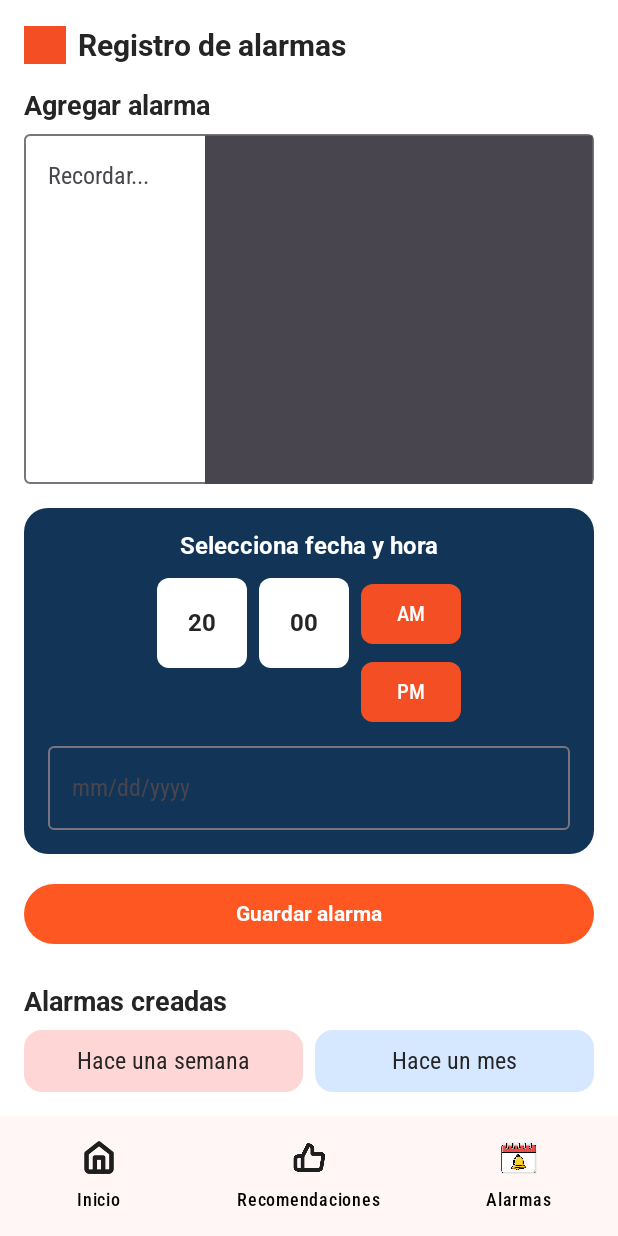
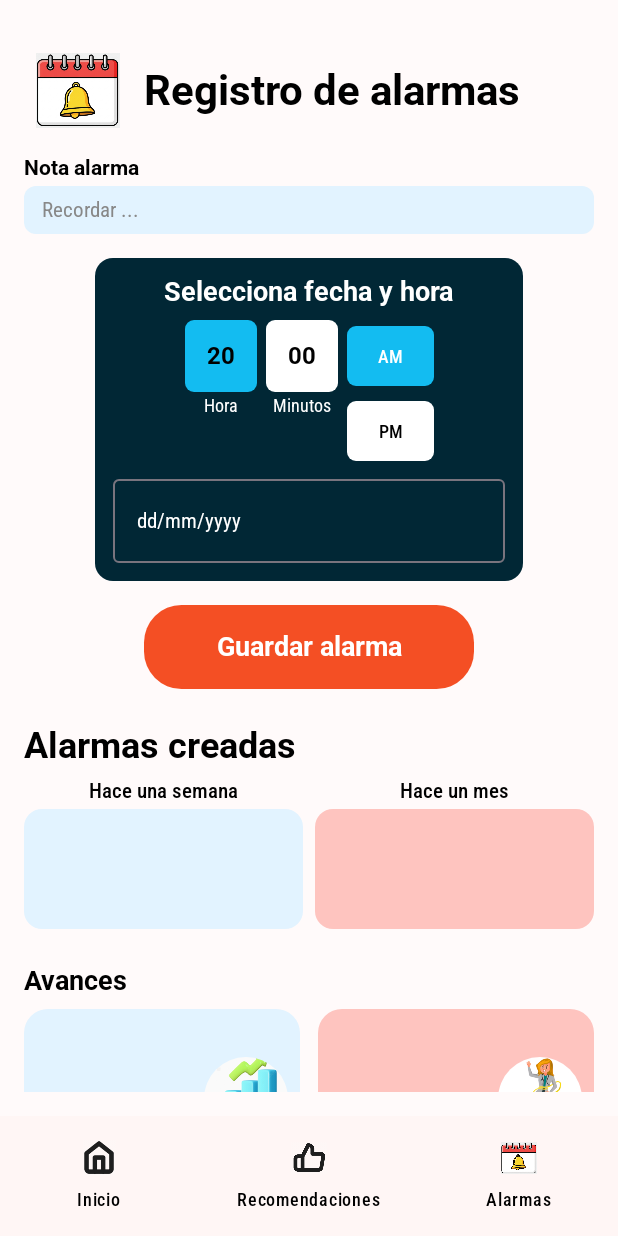
Before and after one commit to sebastian-blip/NutriAlarmMobile, an Android app built with Jetpack Compose: the AlarmScreen screen opened through its navigation route, on a phone screen of 412 x 824 dp. Run offline under Robolectric (Android 15) with nearby library versions, the phone set to English and light mode, and no system bars.

Commit message:
Maquetacion vista Alarmas

```diff
--- a/app/src/main/java/com/example/nutrialarmmobile/ui/screens/AlarmScreen.kt
+++ b/app/src/main/java/com/example/nutrialarmmobile/ui/screens/AlarmScreen.kt
@@ -1,8 +1,13 @@
 package com.example.nutrialarmmobile.ui.screens
 
+import androidx.compose.foundation.Image
 import androidx.compose.foundation.background
+import androidx.compose.foundation.clickable
 import androidx.compose.foundation.layout.*
+import androidx.compose.foundation.rememberScrollState
 import androidx.compose.foundation.shape.RoundedCornerShape
+import androidx.compose.foundation.text.BasicTextField
+import androidx.compose.foundation.verticalScroll
 import androidx.compose.material3.*
 import androidx.compose.runtime.Composable
 import androidx.compose.ui.Alignment
@@ -15,160 +20,340 @@ import androidx.compose.ui.unit.dp
 import androidx.compose.ui.unit.sp
 import androidx.navigation.NavController
 import com.example.nutrialarmmobile.R
+import com.example.nutrialarmmobile.ui.theme.BlueGeneralText
+import com.example.nutrialarmmobile.ui.theme.NutriBlueAccent
 import com.example.nutrialarmmobile.ui.theme.NutriRed
+import com.example.nutrialarmmobile.ui.theme.White
+import androidx.compose.material3.Icon
+import androidx.compose.material3.IconButton
+import androidx.compose.ui.text.TextStyle
+import androidx.compose.material3.Text
+import androidx.compose.runtime.getValue
+import androidx.compose.runtime.mutableStateOf
+import androidx.compose.runtime.remember
+import androidx.compose.runtime.setValue
+import com.example.nutrialarmmobile.ui.theme.BackgroundBlueCards
+import com.example.nutrialarmmobile.ui.theme.BackgroundGlobal
+import com.example.nutrialarmmobile.ui.theme.BackgroundRedCards
 
 
 @Composable
 fun AlarmScreen(navController: NavController) {
+    var note by remember { mutableStateOf("")}
+
     Scaffold(
         bottomBar = { BottomNavigationBar(navController) },
-        containerColor = Color.White
+        containerColor = BackgroundGlobal
     ) { paddingValues ->
         Column(
             modifier = Modifier
                 .fillMaxSize()
                 .padding(paddingValues)
                 .padding(16.dp)
-        )  {
-            // Header
-            Row(verticalAlignment = Alignment.CenterVertically) {
-                Icon(
-                    painter = painterResource(R.drawable.ic_alarm),
-                    contentDescription = null,
-                    tint = NutriRed,
-                    modifier = Modifier.size(28.dp)
+        ) {
+            // --- Parte fija ---
+            AlarmHeader()
+            Spacer(modifier = Modifier.height(16.dp))
+            AlarmNoteInput(
+                note = note,
+                onNoteChange = { note = it },
+                onClear = { note = "" }
             )
-                Spacer(modifier = Modifier.width(8.dp))
-                Text(
-                    text = "Registro de alarmas",
-                    fontSize = 20.sp,
-                    fontWeight = FontWeight.Bold
-                )
-            }
-
             Spacer(modifier = Modifier.height(16.dp))
 
-            Text("Agregar alarma", fontWeight = FontWeight.Bold, fontSize = 18.sp)
-            Spacer(modifier = Modifier.height(8.dp))
-            OutlinedTextField(
-                value = "",
-                onValueChange = {},
-                placeholder = { Text("Recordar...") },
-                modifier = Modifier.fillMaxWidth(),
-                trailingIcon = {
-                    Icon(
-                        painter = painterResource(R.drawable.ic_recommendations),
-                        contentDescription = null
-                    )
+            // --- Parte scroll ---
+            Column(
+                modifier = Modifier
+                    .weight(1f)
+                    .verticalScroll(rememberScrollState())
+            ) {
+                DateTimeSelectionCard()
+                Spacer(modifier = Modifier.height(16.dp))
+                SaveAlarmButton()
+                Spacer(modifier = Modifier.height(24.dp))
+                CreatedAlarmsSection()
+                Spacer(modifier = Modifier.height(24.dp))
+                ProgressSection()
+                Spacer(modifier = Modifier.height(16.dp))
             }
-            )
-
-            Spacer(modifier = Modifier.height(16.dp))
-
-            Card(
-                modifier = Modifier.fillMaxWidth(),
-                shape = RoundedCornerShape(16.dp),
-                colors = CardDefaults.cardColors(containerColor = Color(0xFF123456))
-            ) {
-                Column(
-                    modifier = Modifier.padding(16.dp),
-                    horizontalAlignment = Alignment.CenterHorizontally
-                ) {
-                    Text("Selecciona fecha y hora", color = Color.White, fontWeight = FontWeight.Bold)
-
-                    Spacer(modifier = Modifier.height(12.dp))
-
-                    Row(horizontalArrangement = Arrangement.spacedBy(8.dp)) {
-                        // Hora
-                        Box(
-                            modifier = Modifier
-                                .size(width = 60.dp, height = 60.dp)
-                                .clip(RoundedCornerShape(8.dp))
-                                .background(Color.White),
-                            contentAlignment = Alignment.Center
-                        ) {
-                            Text("20", fontWeight = FontWeight.Bold)
-                        }
-
-                        Box(
-                            modifier = Modifier
-                                .size(width = 60.dp, height = 60.dp)
-                                .clip(RoundedCornerShape(8.dp))
-                                .background(Color.White),
-                            contentAlignment = Alignment.Center
-                        ) {
-                            Text("00", fontWeight = FontWeight.Bold)
-                        }
-                        // AM/PM
-                        Column {
-                            Button(onClick = {}, shape = RoundedCornerShape(8.dp)) {
-                                Text("AM")
-                            }
-                            Spacer(modifier = Modifier.height(4.dp))
-                            Button(onClick = {}, shape = RoundedCornerShape(8.dp)) {
-                                Text("PM")
         }
     }
 }
 
-                    Spacer(modifier = Modifier.height(12.dp))
+
+@Composable
+fun AlarmHeader() {
+    Row(
+        verticalAlignment = Alignment.CenterVertically,
+        modifier = Modifier
+            .fillMaxWidth()
+            .padding(top = 16.dp, start = 8.dp, end = 8.dp)
+    ) {
+        // Imagen en lugar de Icon
+        Image(
+            painter = painterResource(id = R.drawable.ic_alarm),
+            contentDescription = "Alarma",
+            modifier = Modifier.size(56.dp)
+        )
+
+        Spacer(modifier = Modifier.width(16.dp))
+
+        Text(
+            text = "Registro de alarmas",
+            fontSize = 28.sp,
+            fontWeight = FontWeight.Bold
+        )
+    }
+}
+
+
+
+@Composable
+fun AlarmNoteInput(
+    note: String,
+    onNoteChange: (String) -> Unit,
+    onClear: () -> Unit
+) {
+    Column {
+        Text(
+            text = "Nota alarma",
+            fontSize = 14.sp,
+            fontWeight = FontWeight.SemiBold
+        )
+        Spacer(modifier = Modifier.height(4.dp))
+        Row(
+            verticalAlignment = Alignment.CenterVertically,
+            modifier = Modifier
+                .fillMaxWidth()
+                .background(BackgroundBlueCards, RoundedCornerShape(8.dp))
+                .padding(horizontal = 12.dp, vertical = 8.dp)
+        ) {
+            BasicTextField(
+                value = note,
+                onValueChange = onNoteChange,
+                singleLine = true,
+                textStyle = TextStyle(
+                    color = Color.Black,
+                    fontSize = 14.sp
+                ),
+                modifier = Modifier.weight(1f),
+                decorationBox = { innerTextField ->
+                    if (note.isEmpty()) {
+                        Text("Recordar ...", color = Color.Gray, fontSize = 14.sp)
+                    }
+                    innerTextField()
+                }
+            )
+
+            if (note.isNotEmpty()) {
+                Image(
+                    painter = painterResource(id = R.drawable.ic_close),
+                    contentDescription = "Limpiar",
+                    modifier = Modifier
+                        .size(20.dp)
+                        .clickable { onClear() }
+                )
+            }
+        }
+    }
+}
+
+@Composable
+fun DateTimeSelectionCard() {
+    Box(
+        modifier = Modifier.fillMaxWidth(),
+        contentAlignment = Alignment.Center
+    ) {
+        Card(
+            modifier = Modifier
+                .fillMaxWidth(0.75f),
+            shape = RoundedCornerShape(12.dp),
+            colors = CardDefaults.cardColors(containerColor = BlueGeneralText)
+        ) {
+            Column(
+                modifier = Modifier.padding(12.dp),
+                horizontalAlignment = Alignment.CenterHorizontally
+            ) {
+                // Título más pequeño
+                Text(
+                    "Selecciona fecha y hora",
+                    color = Color.White,
+                    fontWeight = FontWeight.Bold,
+                    fontSize = 18.sp
+                )
+
+                Spacer(modifier = Modifier.height(8.dp))
+
+                // Hora y AM/PM
+                Row(horizontalArrangement = Arrangement.spacedBy(6.dp)) {
+                    // Cuadro hora
+                    Column(horizontalAlignment = Alignment.CenterHorizontally) {
+                        Box(
+                            modifier = Modifier
+                                .size(width = 48.dp, height = 48.dp)
+                                .clip(RoundedCornerShape(6.dp))
+                                .background(NutriBlueAccent),
+                            contentAlignment = Alignment.Center
+                        ) {
+                            Text("20", fontWeight = FontWeight.Bold, fontSize = 16.sp)
+                        }
+                        Spacer(modifier = Modifier.height(2.dp))
+                        Text("Hora", color = Color.White, fontSize = 12.sp)
+                    }
+
+                    // Cuadro minutos
+                    Column(horizontalAlignment = Alignment.CenterHorizontally) {
+                        Box(
+                            modifier = Modifier
+                                .size(width = 48.dp, height = 48.dp)
+                                .clip(RoundedCornerShape(6.dp))
+                                .background(Color.White),
+                            contentAlignment = Alignment.Center
+                        ) {
+                            Text("00", fontWeight = FontWeight.Bold, fontSize = 16.sp, color = Color.Black)
+                        }
+                        Spacer(modifier = Modifier.height(2.dp))
+                        Text("Minutos", color = Color.White, fontSize = 12.sp)
+                    }
+
+                    // AM / PM
+                    Column {
+                        Button(
+                            onClick = {},
+                            shape = RoundedCornerShape(6.dp),
+                            contentPadding = PaddingValues(horizontal = 8.dp, vertical = 2.dp),
+                            colors = ButtonDefaults.buttonColors(containerColor = NutriBlueAccent)
+                        ) { Text("AM", fontSize = 12.sp) }
+
+                        Spacer(modifier = Modifier.height(2.dp))
+
+                        Button(
+                            onClick = {},
+                            shape = RoundedCornerShape(6.dp),
+                            contentPadding = PaddingValues(horizontal = 8.dp, vertical = 2.dp),
+                            colors = ButtonDefaults.buttonColors(containerColor = Color.White)
+                        ) { Text("PM", fontSize = 12.sp, color = Color.Black) }
+                    }
+                }
+
+                Spacer(modifier = Modifier.height(8.dp))
 
                 OutlinedTextField(
                     value = "",
                     onValueChange = {},
-                        placeholder = { Text("mm/dd/yyyy") },
-                        modifier = Modifier.fillMaxWidth()
+                    placeholder = { Text("dd/mm/yyyy", color = White, fontSize = 14.sp) },
+                    modifier = Modifier.fillMaxWidth(),
+                    textStyle = LocalTextStyle.current.copy(fontSize = 14.sp)
                 )
-                }
-            }
-
-            Spacer(modifier = Modifier.height(16.dp))
-
-            Button(
-                onClick = { /* Guardar alarma */ },
-                modifier = Modifier.fillMaxWidth(),
-                colors = ButtonDefaults.buttonColors(containerColor = Color(0xFFFF5722))
-            ) {
-                Text("Guardar alarma", color = Color.White, fontWeight = FontWeight.Bold)
-            }
-
-            Spacer(modifier = Modifier.height(24.dp))
-
-            // Alarmas creadas
-            Text("Alarmas creadas", fontWeight = FontWeight.Bold, fontSize = 18.sp)
-            Spacer(modifier = Modifier.height(8.dp))
-            Row(horizontalArrangement = Arrangement.spacedBy(8.dp)) {
-                Box(
-                    modifier = Modifier
-                        .weight(1f)
-                        .height(80.dp)
-                        .clip(RoundedCornerShape(12.dp))
-                        .background(Color(0xFFFFD6D6)),
-                    contentAlignment = Alignment.Center
-                ) {
-                    Text("Hace una semana")
-                }
-                Box(
-                    modifier = Modifier
-                        .weight(1f)
-                        .height(80.dp)
-                        .clip(RoundedCornerShape(12.dp))
-                        .background(Color(0xFFD6E8FF)),
-                    contentAlignment = Alignment.Center
-                ) {
-                    Text("Hace un mes")
-                }
-            }
-
-            Spacer(modifier = Modifier.height(24.dp))
-
-            // Avances
-            Text("Avances", fontWeight = FontWeight.Bold, fontSize = 18.sp)
-            Spacer(modifier = Modifier.height(8.dp))
-            Row(horizontalArrangement = Arrangement.spacedBy(8.dp)) {
-                ActionCard("Estadísticas", R.drawable.ic_statistics, Color(0xFFFFD6D6))
-                ActionCard("Progreso", R.drawable.ic_progress, Color(0xFFD6E8FF))
             }
         }
     }
 }
+
+@Composable
+fun SaveAlarmButton() {
+    Box(
+        modifier = Modifier.fillMaxWidth(),
+        contentAlignment = Alignment.Center
+    ) {
+        Button(
+            onClick = { /* Guardar alarma */ },
+            modifier = Modifier
+                .width(220.dp)
+                .height(56.dp),
+            colors = ButtonDefaults.buttonColors(containerColor = NutriRed),
+            shape = RoundedCornerShape(25.dp)
+        ) {
+            Text(
+                text = "Guardar alarma",
+                color = Color.White,
+                fontWeight = FontWeight.Bold,
+                fontSize = 18.sp
+            )
+        }
+    }
+}
+
+@Composable
+fun CreatedAlarmsSection() {
+    Text("Alarmas creadas", fontWeight = FontWeight.Bold, fontSize = 24.sp)
+    Spacer(modifier = Modifier.height(8.dp))
+    Row(horizontalArrangement = Arrangement.spacedBy(8.dp)) {
+
+        Column(
+            modifier = Modifier.weight(1f),
+            horizontalAlignment = Alignment.CenterHorizontally
+        ) {
+            Text(
+                "Hace una semana",
+                fontSize = 14.sp,
+                fontWeight = FontWeight.Medium,
+                modifier = Modifier.padding(bottom = 4.dp)
+            )
+            Box(
+                modifier = Modifier
+                    .height(80.dp)
+                    .fillMaxWidth()
+                    .clip(RoundedCornerShape(12.dp))
+                    .background(BackgroundBlueCards),
+                contentAlignment = Alignment.Center
+            ) {
+                Text("", fontSize = 22.sp)
+            }
+        }
+
+        Column(
+            modifier = Modifier.weight(1f),
+            horizontalAlignment = Alignment.CenterHorizontally
+        ) {
+            Text(
+                "Hace un mes",
+                fontSize = 14.sp,
+                fontWeight = FontWeight.Medium,
+                modifier = Modifier.padding(bottom = 4.dp)
+            )
+            Box(
+                modifier = Modifier
+                    .height(80.dp)
+                    .fillMaxWidth()
+                    .clip(RoundedCornerShape(12.dp))
+                    .background(BackgroundRedCards),
+                contentAlignment = Alignment.Center
+            ) {
+                Text("", fontSize = 22.sp)
+            }
+        }
+    }
+}
+
+
+@Composable
+fun ProgressSection() {
+    Text(
+        text = "Avances",
+        fontWeight = FontWeight.Bold,
+        fontSize = 18.sp
+    )
+    Spacer(modifier = Modifier.height(8.dp))
+    Row(
+        horizontalArrangement = Arrangement.spacedBy(12.dp),
+        modifier = Modifier.fillMaxWidth()
+    ) {
+        ActionCard(
+            title = "Estadísticas",
+            iconRes = R.drawable.ic_statistics,
+            backgroundColor = BackgroundBlueCards,
+            modifier = Modifier
+                .weight(1f)
+                .height(120.dp)
+        )
+        ActionCard(
+            title = "Progreso",
+            iconRes = R.drawable.ic_progress,
+            backgroundColor = BackgroundRedCards,
+            modifier = Modifier
+                .weight(1f)
+                .height(120.dp)
+        )
+    }
+}
--- a/app/src/main/java/com/example/nutrialarmmobile/ui/screens/HomeScreen.kt
+++ b/app/src/main/java/com/example/nutrialarmmobile/ui/screens/HomeScreen.kt
@@ -28,7 +28,7 @@ import com.example.nutrialarmmobile.ui.theme.*
 fun HomeScreen(navController: NavController) {
     Scaffold(
         bottomBar = { BottomNavigationBar(navController) },
-        containerColor = Color.White
+        containerColor = BackgroundGlobal
     ) { paddingValues ->
         Column(
             modifier = Modifier
@@ -256,11 +256,9 @@ fun CrearAlarmaButton(navController: NavController) {
     }
 }
 
-
-
 @Composable
 fun BottomNavigationBar(navController: NavController) {
-    NavigationBar(containerColor = BackgroundRedCards) {
+    NavigationBar(containerColor = BackgroundRedLightCards) {
         val items = listOf(
             BottomNavItem("Inicio", R.drawable.ic_home) { navController.navigate("home") },
             BottomNavItem("Recomendaciones", R.drawable.ic_recommendations) {  },
--- a/app/src/main/java/com/example/nutrialarmmobile/ui/theme/Color.kt
+++ b/app/src/main/java/com/example/nutrialarmmobile/ui/theme/Color.kt
@@ -12,6 +12,10 @@ val White = Color(0xFFFFFFFF)
 
 val NutriBlueAccent = Color(0xFF13BCF1)
 
-val BackgroundRedCards= Color(0xFFFFF6F5)
+val BackgroundRedCards= Color(0xFFFEC4BF)
 val BackgroundBlueCards= Color(0xFFE2F3FF)
 val BlueGeneralText= Color(0xFF012735)
+
+val BackgroundGlobal=Color (0xFFFFFAFA)
+
+val BackgroundRedLightCards= Color(0xFFFFF6F5)
```
Also changed, not shown: app/src/main/res/drawable/ic_close.png (added). Lines whose indentation alone changed are shown as unchanged.
